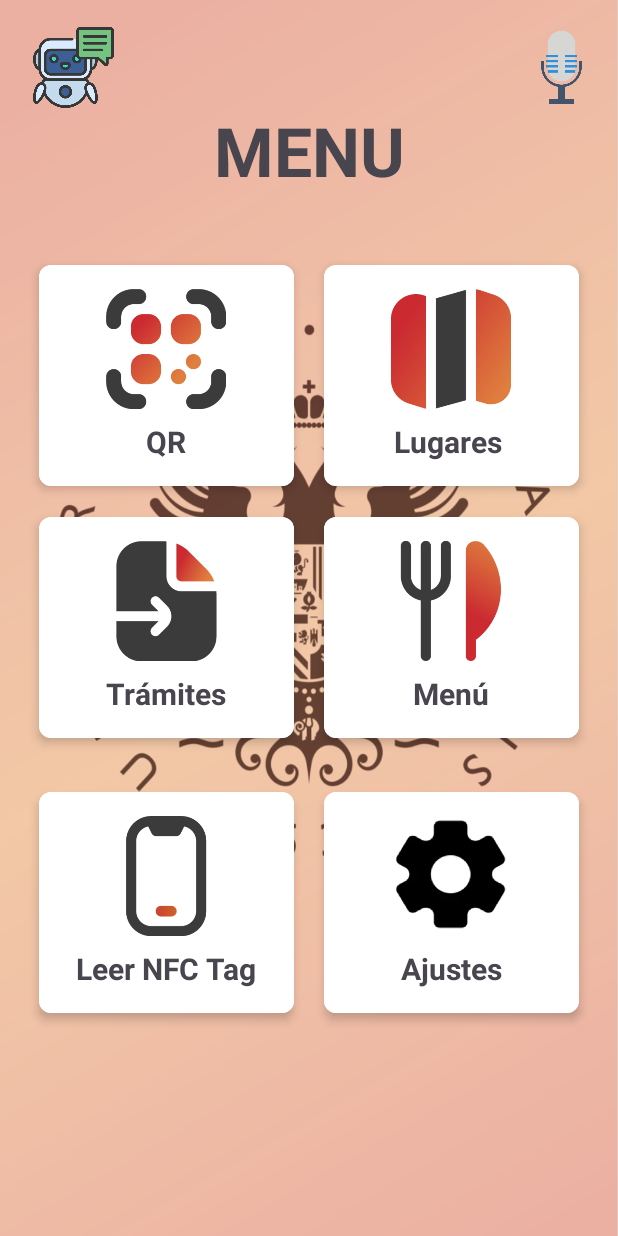
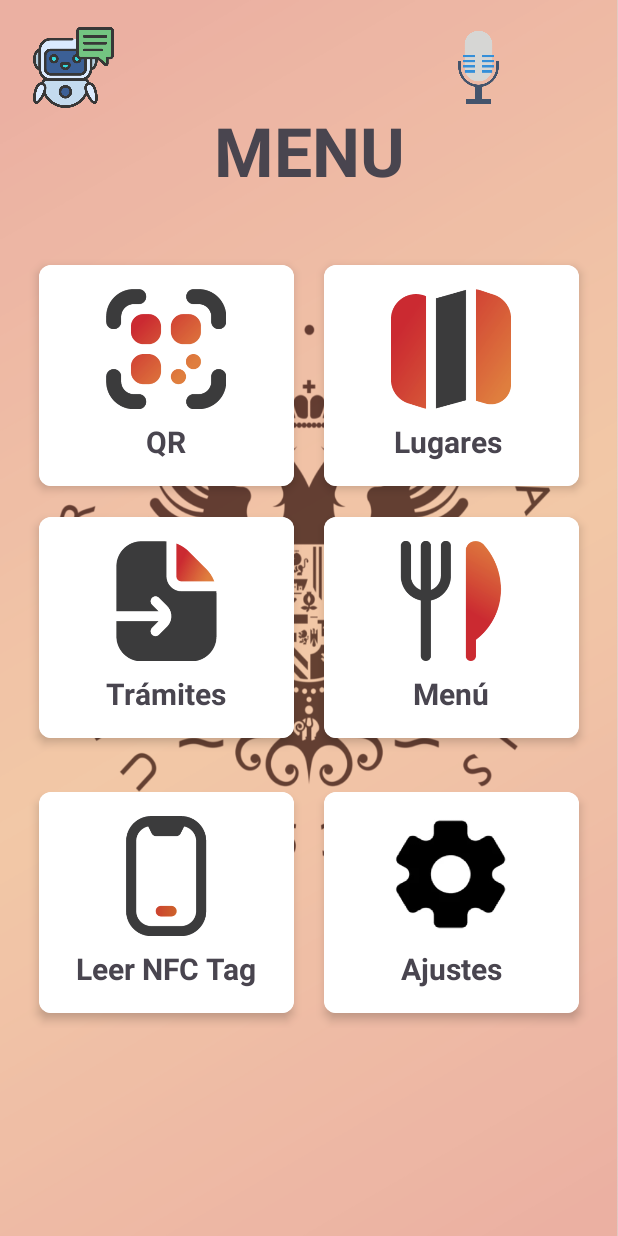
Before and after one commit to AlejandroNieto-DAM/ANDROID_NPI_APP, an Android app: the MenuActivity screen opened directly, with no data from a screen before it, on a phone screen of 412 x 824 dp. Run offline under Robolectric (Android 15) with nearby library versions, the phone set to English and light mode, and no system bars; libraries missing offline, so code that uses them is left out: com.journeyapps.barcodescanner, io.kommunicate, io.kommunicate.callbacks; pictures from the network do not load; 1 statement that could not run was skipped.

Commit message:
Redireccionar lugares por voz

```diff
--- a/app/src/main/java/com/example/java_npi/CarouselItemFragment.java
+++ b/app/src/main/java/com/example/java_npi/CarouselItemFragment.java
@@ -43,6 +43,8 @@ public class CarouselItemFragment extends Fragment {
             info = getArguments().getString("info");
 
         }
+
+        // Recuperar ubi
     }
 
     @Override
--- a/app/src/main/java/com/example/java_npi/Locations.java
+++ b/app/src/main/java/com/example/java_npi/Locations.java
@@ -55,6 +55,11 @@ public class Locations extends AppCompatActivity {
         carouselAdapter.addFragment(CarouselItemFragment.newInstance(R.drawable.laboratorioimagenes, "LABORATORIOS", infoConserjeria));
         carouselAdapter.addFragment(CarouselItemFragment.newInstance(R.drawable.despachos, "DESPACHOS", infoConserjeria));
 
+        // Recupera la posición desde el Intent
+        int selectedPosition = getIntent().getIntExtra("selected_position", 0);
+
+        // Establece la posición del ViewPager
+        viewPager.setCurrentItem(selectedPosition);
     }
 
     private static class CarouselAdapter extends FragmentStateAdapter {
--- a/app/src/main/res/layout/menu_layout.xml
+++ b/app/src/main/res/layout/menu_layout.xml
@@ -33,14 +33,13 @@
                     />
 
                 <ImageView
-                    android:layout_marginLeft="255dp"
                     android:id="@+id/VoiceIcon1"
                     android:layout_width="70dp"
                     android:layout_height="70dp"
-                    android:src="@drawable/microfonofinal"
+                    android:layout_marginLeft="200dp"
+                    android:onClick="onVoiceButtonClick"
                     android:padding="8dp"
-                    android:onClick="onVoiceButtonClick"
-                    />
+                    android:src="@drawable/microfonofinal" />
 
             </LinearLayout>
 
```
Also changed, not shown: app/src/main/java/com/example/java_npi/MenuActivity.java (+27 -5 lines).
